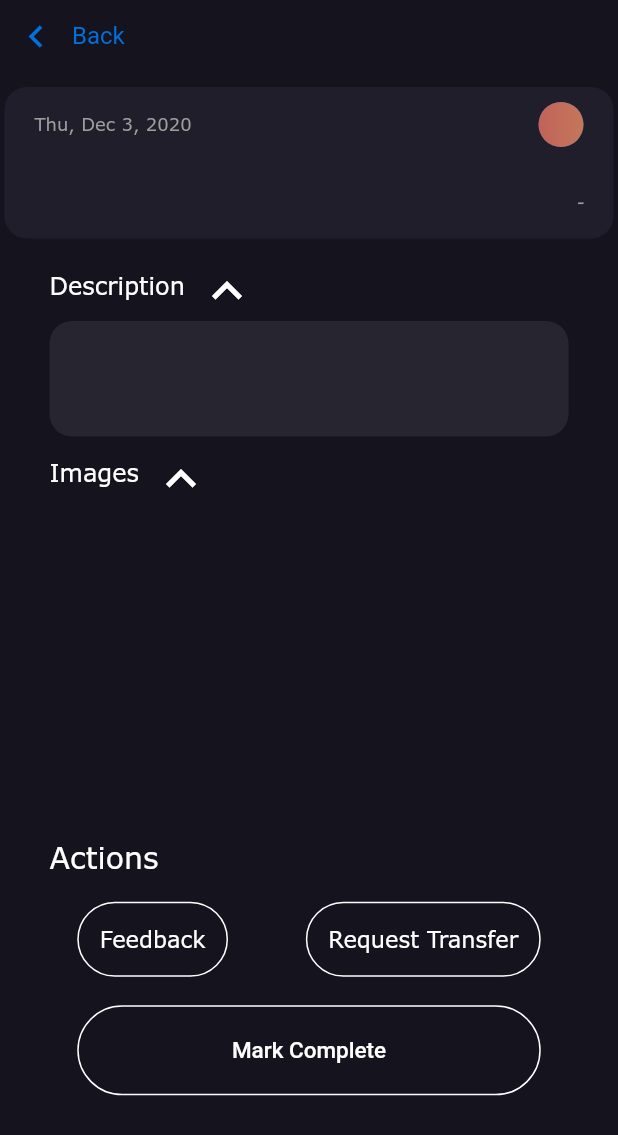
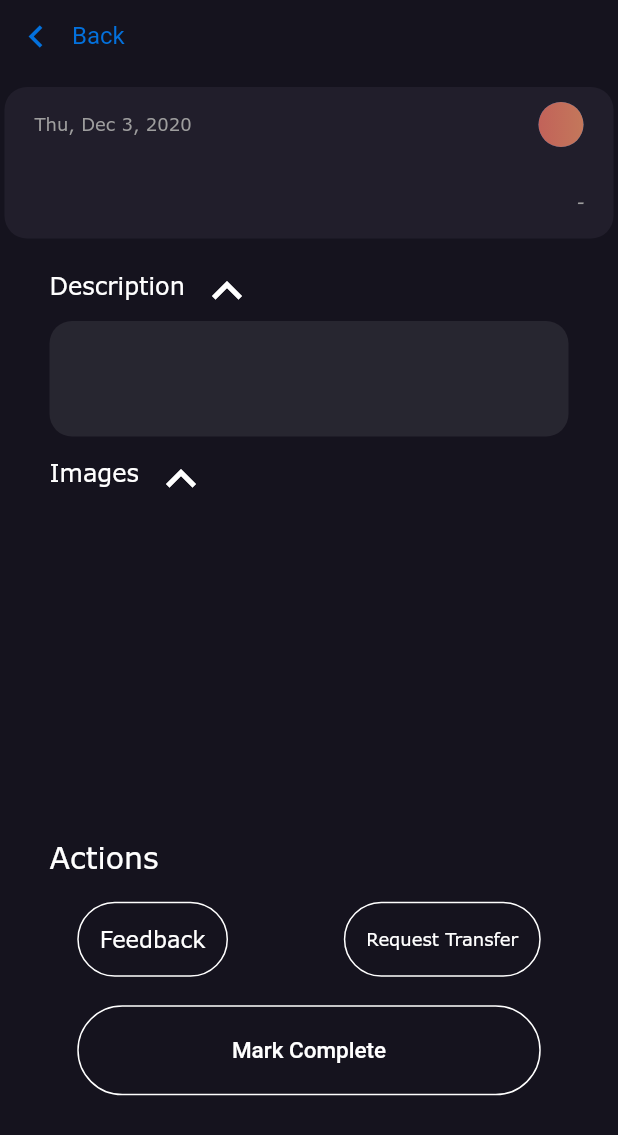
Before and after one commit to samadhaan04/Samadhaan_Native_CApp, a Flutter app: the ComplaintDetails screen opened directly with empty values, on a phone screen of 412 x 824 dp. Shown: the top 1135 px of the screen. Run offline on Flutter 3.47's test engine with Material 2 defaults, Android fonts, the phone set to English and light mode, and no system bars; our stand-ins replace badges, cloud_firestore, firebase_auth, firebase_messaging, firebase_storage, fluttertoast and 5 more; accounts and stored records are empty.

Commit message:
error resolved

```diff
--- a/lib/adminScreens/complaint_details.dart
+++ b/lib/adminScreens/complaint_details.dart
@@ -832,7 +832,7 @@ class _ComplaintDetailsState extends State<ComplaintDetails> {
                       SizedBox(
                         width: 2,
                       ),
-                      buttonFlat(
+                      buttonFlat2(
                         "Request Transfer",
                         () {
                           setState(() {
@@ -892,7 +892,7 @@ class _ComplaintDetailsState extends State<ComplaintDetails> {
                                       ? "Select Department"
                                       : department,
                                   style: TextStyle(
-                                    fontSize: 14,
+                                    fontSize: 12,
                                     color: Theme.of(context)
                                         .textTheme
                                         .bodyText1
@@ -913,7 +913,7 @@ class _ComplaintDetailsState extends State<ComplaintDetails> {
                                 child: Text(
                                   "Submit  Request",
                                   style: TextStyle(
-                                    fontSize: 14,
+                                    fontSize: 12,
                                     color: Theme.of(context)
                                         .textTheme
                                         .bodyText1
@@ -1377,6 +1377,29 @@ class _ComplaintDetailsState extends State<ComplaintDetails> {
       ),
     );
   }
+
+  Widget buttonFlat2(String childtext, Function pressed) {
+    return Container(
+      decoration: BoxDecoration(
+        border: Border.all(
+          color: Theme.of(context).textTheme.bodyText1.color,
+        ),
+        borderRadius: BorderRadius.circular(25),
+      ),
+      child: FlatButton(
+        padding: EdgeInsets.all(14),
+        child: Text(
+          childtext,
+          style: TextStyle(
+            fontSize: 12,
+            color: Theme.of(context).textTheme.bodyText1.color,
+            fontFamily: Theme.of(context).textTheme.bodyText1.fontFamily,
+          ),
+        ),
+        onPressed: pressed,
+      ),
+    );
+  }
 }
 
 // *******************************UTIL BUTTON***************************************//
```
